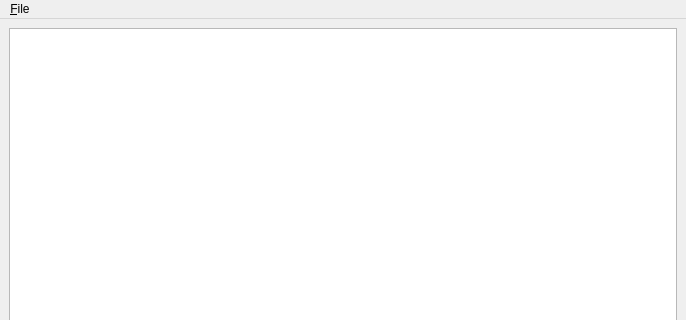
kateyy/geohazardvis, file gui/MainWindow.ui: the form before one commit; both pictures show x 0 to 686 and y 0 to 320 of the 686 by 607 pixel window.
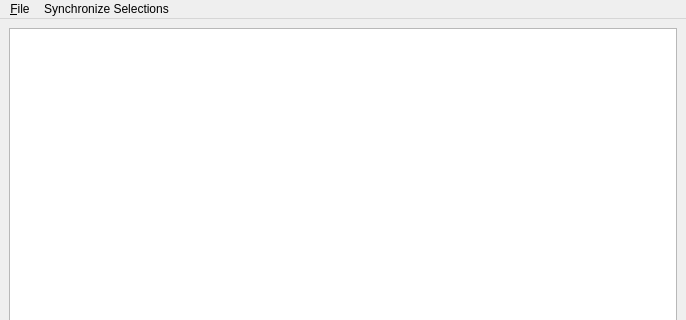
The form after the commit.

Commit message: menu: toggle selection synchronization of render/table views, close #16

```diff
--- a/gui/MainWindow.ui
+++ b/gui/MainWindow.ui
@@ -74,7 +74,13 @@
     <addaction name="separator"/>
     <addaction name="actionExit"/>
    </widget>
+   <widget class="QMenu" name="menuSynchronize_Selections">
+    <property name="title">
+     <string>Synchronize Selections</string>
+    </property>
+   </widget>
    <addaction name="menuFile"/>
+   <addaction name="menuSynchronize_Selections"/>
   </widget>
   <action name="actionExit">
    <property name="text">
```
The commit also changes 3 other files.
